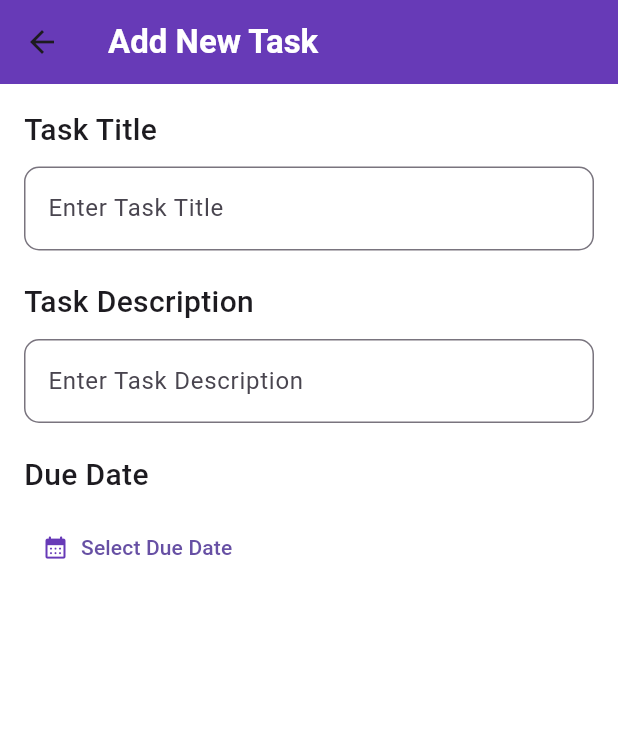
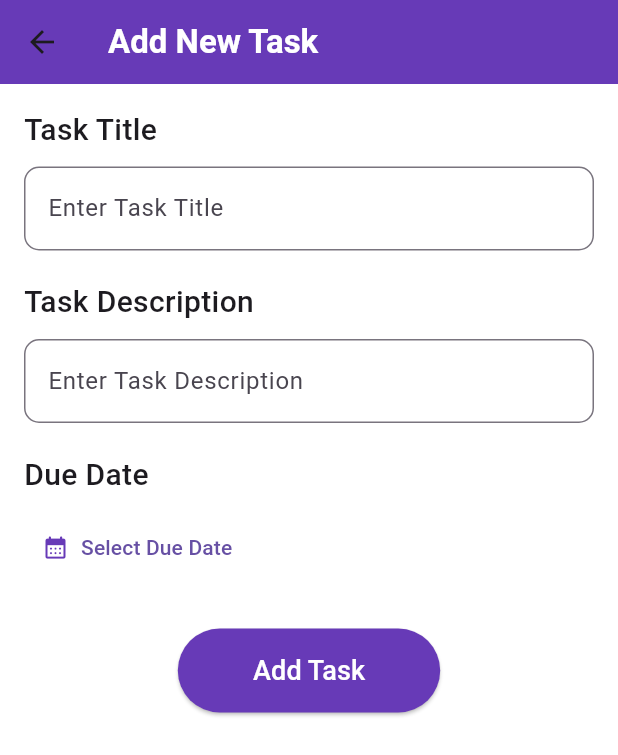
Before and after one commit to YahaniNethmini/FlutterTodo, a Flutter app: the AddTaskScreen screen opened directly, on a phone screen of 412 x 824 dp. Shown: the top 755 px of the screen. Run offline on Flutter 3.47's test engine with Material 3 defaults, Android fonts, the phone set to English and light mode, and no system bars; our stand-ins replace flutter_animate, flutter_slidable, get, hive, hive_flutter; accounts and stored records are empty.

Commit message:
create add task screen

```diff
--- a/lib/views/add_task_screen.dart
+++ b/lib/views/add_task_screen.dart
@@ -115,9 +115,64 @@ class _AddTaskScreenState extends State<AddTaskScreen> {
               }
             ),
             SizedBox(height: 30),
-            // Center(
-            //   child: ElevatedButton(),
-            // )
+            Center(
+              child: ElevatedButton(
+                style: ElevatedButton.styleFrom(
+                  backgroundColor: Colors.deepPurple,
+                  foregroundColor: Colors.white,
+                  padding: EdgeInsets.symmetric(horizontal: 50, vertical: 15),
+                  shape: RoundedRectangleBorder(
+                    borderRadius: BorderRadius.circular(30),
+                  ),
+                ),
+                child: Text(widget.task != null
+                    ? "Edit Task"
+                    : "Add Task",
+                  style: TextStyle(
+                    fontSize: 18,
+                  ),
+                ),
+                onPressed: () {
+                  if(titleController.text.isEmpty || descriptionController.text.isEmpty || selectedDate == null){
+                    Get.snackbar(
+                      "Error", "Please fill all the fields",
+                      backgroundColor: Colors.redAccent,
+                      colorText: Colors.white
+                    );
+                    return;
+                  }
+
+                  //edit/update
+                  if(widget.task != null){
+                    var updatedTask = Task(
+                      title: titleController.text,
+                      description: descriptionController.text,
+                      dueDate: selectedDate!,
+                      isCompleted: widget.task!.isCompleted,
+                    );
+                    taskController.editTask(widget.index!, updatedTask);
+                    Get.back();
+                    Get.snackbar("Success", "Task Updated Successfully",
+                      backgroundColor: Colors.green,
+                      colorText: Colors.white,
+                    );
+                  } else {
+                    //add new task
+                    var newTask = Task(
+                      title: titleController.text,
+                      description: descriptionController.text,
+                      dueDate: selectedDate!,
+                    );
+                    taskController.addTask(newTask);
+                    Get.back();
+                    Get.snackbar("Success", "Task Added Successfully",
+                      backgroundColor: Colors.green,
+                      colorText: Colors.white,
+                    );
+                  }
+                },
+              ),
+            )
           ],
         ),
       ),
```
